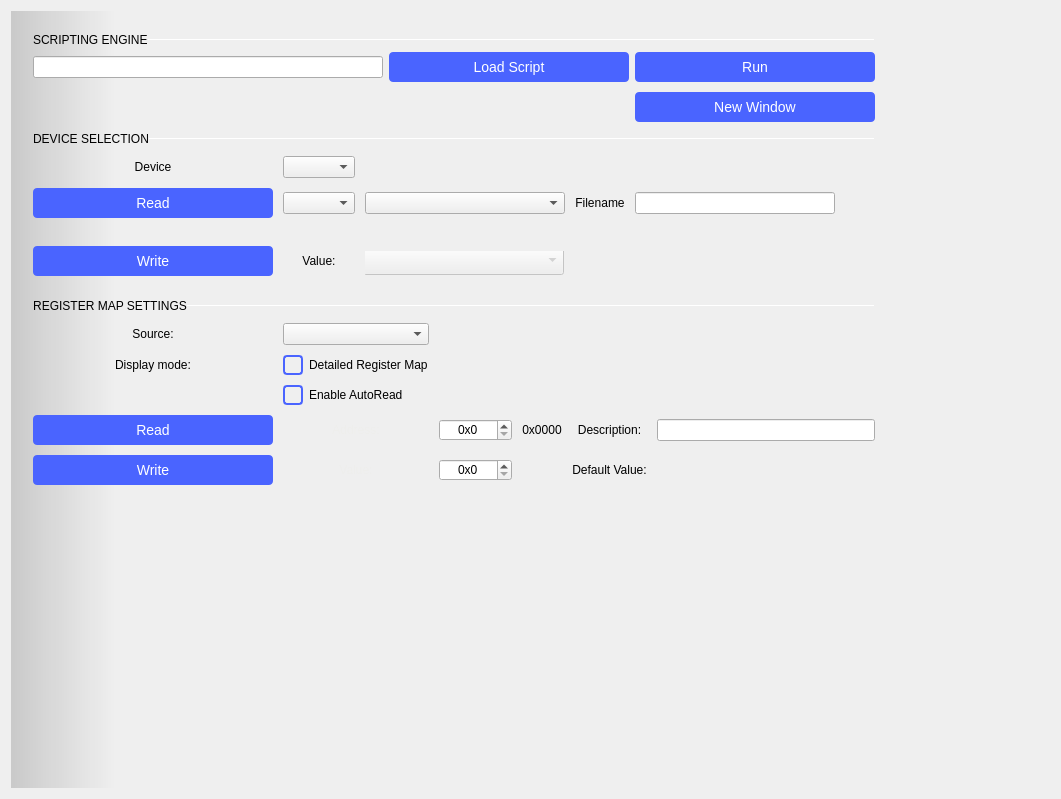
The window that ui/debugger.ui (analogdevicesinc/scopy) describes before a commit, drawn with Qt 5.
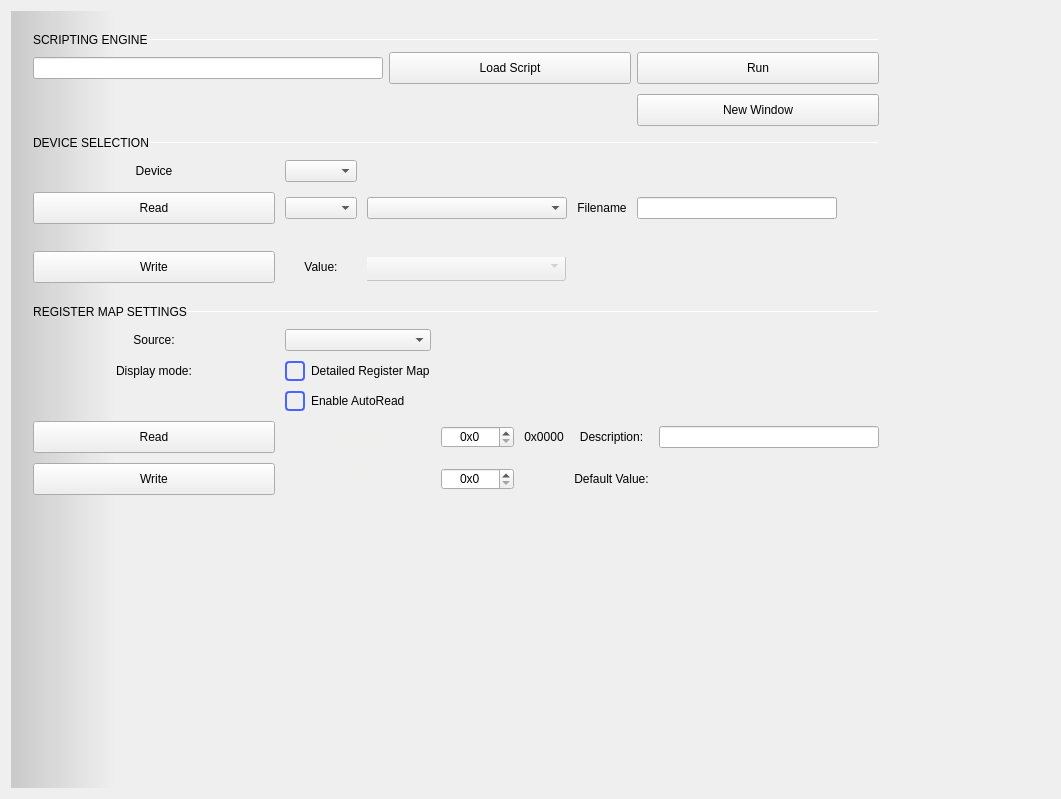
The same window after the commit. Custom widgets are drawn as their Qt base class.

The edit to the form file:
```diff
--- a/ui/debugger.ui
+++ b/ui/debugger.ui
@@ -45,22 +45,12 @@
   min-width: 240px;
   max-width: 240px;
 
-  background-color: #4a64ff;
-  border-radius: 4px;
-
-  font-size: 14px;
   font-weight: normal;
   font-style: normal;
   text-align: center;
-  color: #ffffff;
 
 }
 
-QPushButton:hover
-{
-	 background-color: #4a34ff;
-}
-
 QCheckBox::indicator {
   border: 2px solid rgb(74, 100, 255);
   border-radius: 4px;
@@ -99,9 +89,7 @@
 QScrollBar::add-line:horizontal, QScrollBar::sub-line:horizontal {
   border: none;
   background: none;
-}
-
-</string>
+}</string>
   </property>
   <layout class="QVBoxLayout" name="verticalLayout_2">
    <item>
```
Left out of the diff: 21 changed lines with no effect on the pictures.
